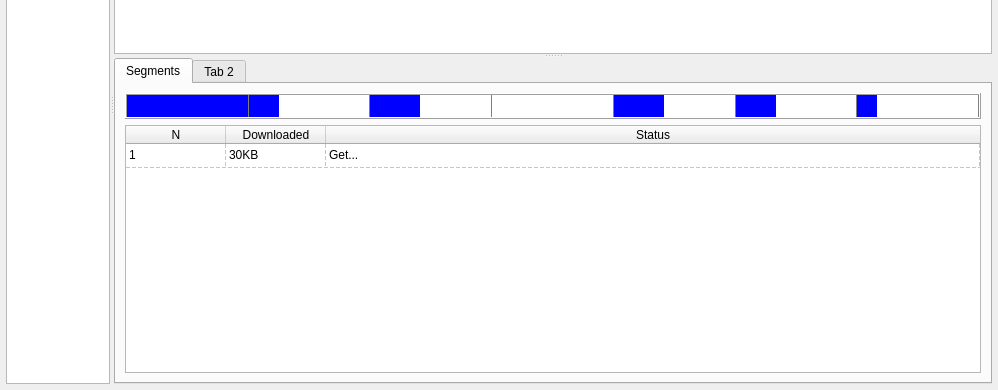
Qt form mainwindow.ui (trunghieu2570/QDownloadManager) before a commit; both pictures show x 0 to 998 and y 222 to 612 of the 998 by 612 pixel window.
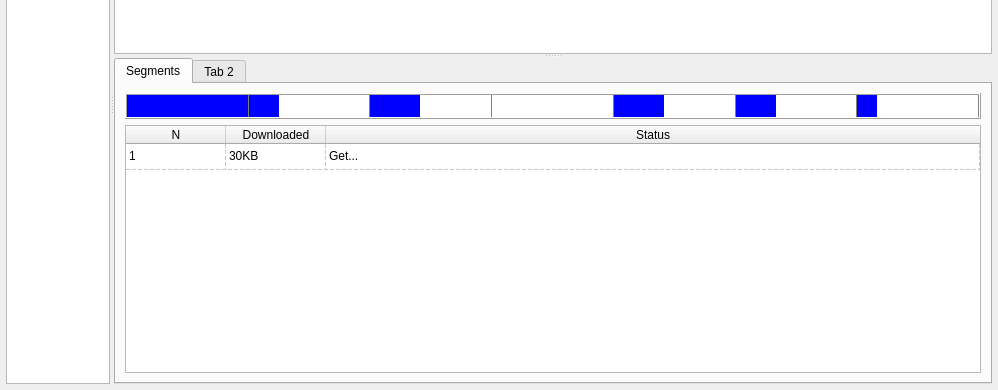
The same form after that commit. Icons and pictures are not drawn.

```diff
--- a/mainwindow.ui
+++ b/mainwindow.ui
@@ -514,7 +514,7 @@
                <bool>false</bool>
               </attribute>
               <attribute name="verticalHeaderDefaultSectionSize">
-               <number>24</number>
+               <number>26</number>
               </attribute>
               <row>
                <property name="text">
```
Left out of the diff: 4 changed lines with no effect on the pictures.
